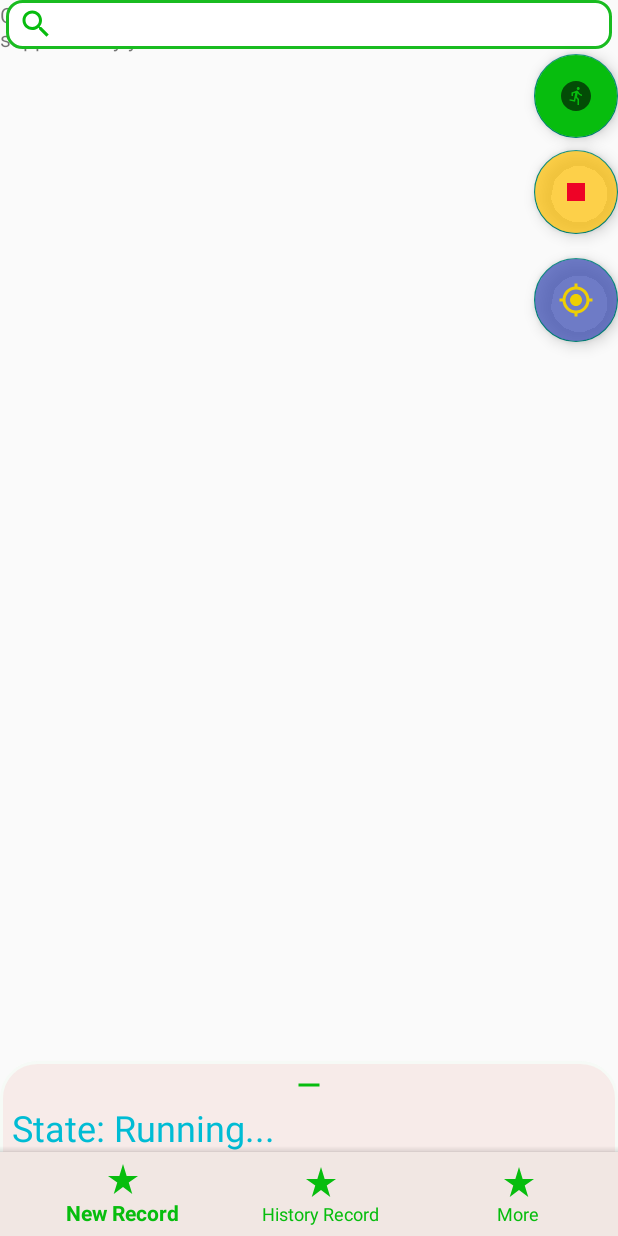
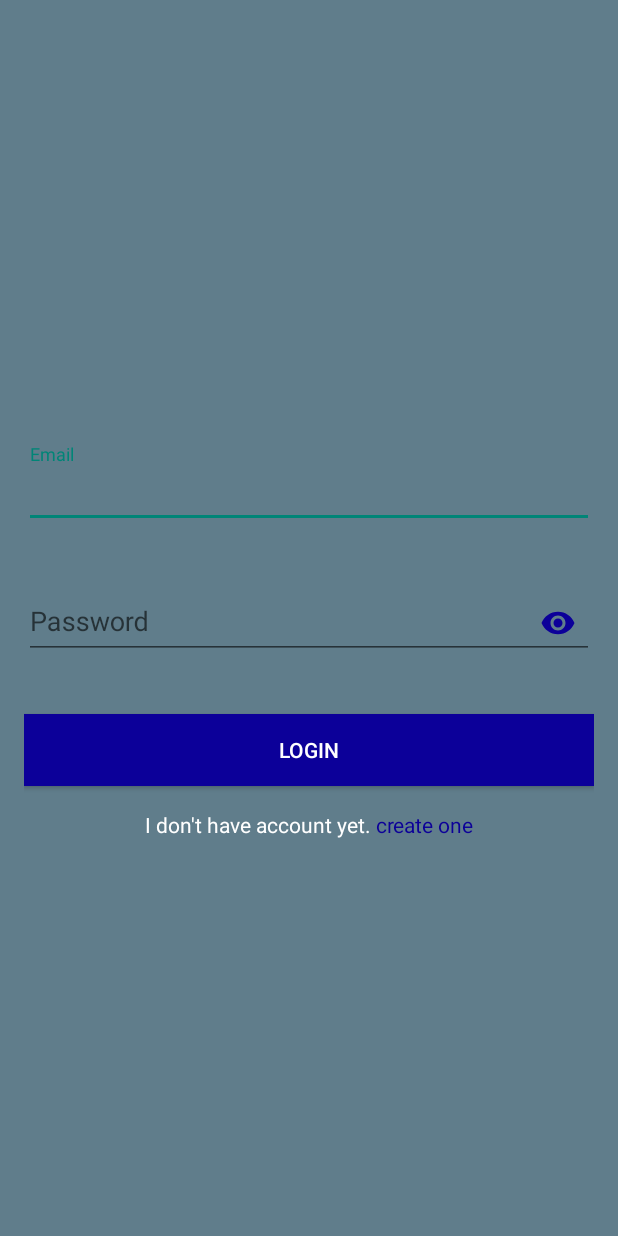
Before and after one commit to 3d-team/covi-map, an Android app: the screen it shows after launch (MainActivity before the commit, LoginActivity after it), on a phone screen of 412 x 824 dp. Run offline under Robolectric (Android 15) with nearby library versions, the phone set to English and light mode, and no system bars.

Commit message:
Handle login, register and create utilities that connects to SQLite

```diff
--- /dev/null
+++ b/app/src/main/java/com/example/covimap/LoginActivity.java
@@ -0,0 +1,115 @@
+package com.example.covimap;
+
+import androidx.appcompat.app.AppCompatActivity;
+
+import android.content.Intent;
+import android.os.Bundle;
+import android.text.Html;
+import android.text.Spanned;
+import android.view.View;
+import android.widget.Button;
+import android.widget.EditText;
+import android.widget.TextView;
+
+import com.example.covimap.model.User;
+import com.example.covimap.utils.SqliteUtil;
+import com.example.covimap.utils.Validator;
+import com.google.android.material.snackbar.Snackbar;
+import com.google.android.material.textfield.TextInputLayout;
+
+public class LoginActivity extends AppCompatActivity {
+
+    EditText editTextEmail;
+    EditText editTextPassword;
+    TextInputLayout textInputLayoutEmail;
+    TextInputLayout textInputLayoutPassword;
+    Button buttonLogin;
+    SqliteUtil sqliteUtil;
+
+    @Override
+    protected void onCreate(Bundle savedInstanceState) {
+        super.onCreate(savedInstanceState);
+        setContentView(R.layout.activity_login);
+
+        initViews();
+        initCreateAccountTextView();
+        initEventButton();
+
+        sqliteUtil = new SqliteUtil(this);
+    }
+
+    private void initViews() {
+        editTextEmail = (EditText) findViewById(R.id.editTextEmail);
+        editTextPassword = (EditText) findViewById(R.id.editTextPassword);
+        textInputLayoutEmail = (TextInputLayout) findViewById(R.id.textInputLayoutEmail);
+        textInputLayoutPassword = (TextInputLayout) findViewById(R.id.textInputLayoutPassword);
+        buttonLogin = (Button) findViewById(R.id.buttonLogin);
+    }
+
+    private void initCreateAccountTextView() {
+        TextView textViewCreateAccount = (TextView) findViewById(R.id.textViewCreateAccount);
+        textViewCreateAccount.setText(fromHtml("<font color='#ffffff'>I don't have account yet. </font><font color='#0c0099'>create one</font>"));
+        textViewCreateAccount.setOnClickListener(view -> {
+            Intent intent = new Intent(LoginActivity.this, RegisterActivity.class);
+            startActivity(intent);
+        });
+    }
+
+    @SuppressWarnings("deprecation")
+    public static Spanned fromHtml(String html) {
+        Spanned result;
+        if (android.os.Build.VERSION.SDK_INT >= android.os.Build.VERSION_CODES.N) {
+            result = Html.fromHtml(html, Html.FROM_HTML_MODE_LEGACY);
+        } else {
+            result = Html.fromHtml(html);
+        }
+        return result;
+    }
+
+    private void initEventButton() {
+        buttonLogin.setOnClickListener(view -> {
+            if (!validate()) {
+                return;
+            }
+
+            String email = editTextEmail.getText().toString();
+            String password = editTextPassword.getText().toString();
+            User currentUser = sqliteUtil.authenticate(new User(null, null, email, password));
+
+            if (currentUser != null) {
+                Snackbar.make(buttonLogin, "Successfully Logged in!", Snackbar.LENGTH_LONG).show();
+
+                Intent intent = new Intent(LoginActivity.this, MainActivity.class);
+                startActivity(intent);
+                finish();
+            } else {
+                Snackbar.make(buttonLogin, "Failed to log in , please try again", Snackbar.LENGTH_LONG).show();
+            }
+        });
+    }
+
+    public boolean validate() {
+        boolean valid = false;
+
+        String email = editTextEmail.getText().toString();
+        String password = editTextPassword.getText().toString();
+
+        if (!Validator.isEmail(email)) {
+            valid = false;
+            textInputLayoutEmail.setError("Please enter valid email!");
+        } else {
+            valid = true;
+            textInputLayoutEmail.setError(null);
+        }
+
+        if (Validator.isPassword(password)) {
+            valid = true;
+            textInputLayoutPassword.setError(null);
+        } else {
+            valid = false;
+            textInputLayoutPassword.setError("Please enter valid password!");
+        }
+
+        return valid;
+    }
+}
--- /dev/null
+++ b/app/src/main/java/com/example/covimap/config/Config.java
@@ -0,0 +1,6 @@
+package com.example.covimap.config;
+
+public class Config {
+    public static final int USERNAME_LENGTH = 5;
+    public static final int PASSWORD_LENGTH = 5;
+}
--- /dev/null
+++ b/app/src/main/java/com/example/covimap/utils/SqliteUtil.java
@@ -0,0 +1,90 @@
+package com.example.covimap.utils;
+
+import android.content.ContentValues;
+import android.content.Context;
+import android.database.Cursor;
+import android.database.sqlite.SQLiteDatabase;
+import android.database.sqlite.SQLiteOpenHelper;
+
+import com.example.covimap.model.User;
+
+public class SqliteUtil extends SQLiteOpenHelper {
+
+    public static final String DATABASE_NAME = "covimap";
+    public static final int DATABASE_VERSION = 1;
+    public static final String TABLE_USERS = "users";
+    public static final String KEY_ID = "id";
+    public static final String KEY_USER_NAME = "username";
+    public static final String KEY_EMAIL = "email";
+    public static final String KEY_PASSWORD = "password";
+    public static final String SQL_TABLE_USERS = " CREATE TABLE " + TABLE_USERS
+            + " ( "
+            + KEY_ID + " INTEGER PRIMARY KEY, "
+            + KEY_USER_NAME + " TEXT, "
+            + KEY_EMAIL + " TEXT, "
+            + KEY_PASSWORD + " TEXT"
+            + " ) ";
+
+
+    public SqliteUtil(Context context) {
+        super(context, DATABASE_NAME, null, DATABASE_VERSION);
+    }
+
+    @Override
+    public void onCreate(SQLiteDatabase sqLiteDatabase) {
+        sqLiteDatabase.execSQL(SQL_TABLE_USERS);
+    }
+
+    @Override
+    public void onUpgrade(SQLiteDatabase sqLiteDatabase, int i, int i1) {
+        sqLiteDatabase.execSQL(" DROP TABLE IF EXISTS " + TABLE_USERS);
+    }
+
+    public long addUser(User user) {
+        SQLiteDatabase db = this.getWritableDatabase();
+        ContentValues values = new ContentValues();
+
+        values.put(KEY_USER_NAME, user.userName);
+        values.put(KEY_EMAIL, user.email);
+        values.put(KEY_PASSWORD, user.password);
+
+        return db.insert(TABLE_USERS, null, values);
+    }
+
+    public User authenticate(User user) {
+        SQLiteDatabase db = this.getReadableDatabase();
+        Cursor cursor = db.query(TABLE_USERS,// Selecting Table
+                new String[]{KEY_ID, KEY_USER_NAME, KEY_EMAIL, KEY_PASSWORD},//Selecting columns want to query
+                KEY_EMAIL + "=?",
+                new String[]{user.email},//Where clause
+                null, null, null);
+
+        if (cursor != null && cursor.moveToFirst()) {
+            //if cursor has value then in user database there is user associated with this given email
+            User user1 = new User(cursor.getString(0), cursor.getString(1), cursor.getString(2), cursor.getString(3));
+
+            //Match both passwords check they are same or not
+            if (user.password.equalsIgnoreCase(user1.password)) {
+                return user1;
+            }
+        }
+
+        return null;
+    }
+
+    public boolean isEmailExists(String email) {
+        SQLiteDatabase db = this.getReadableDatabase();
+        Cursor cursor = db.query(TABLE_USERS,// Selecting Table
+                new String[]{KEY_ID, KEY_USER_NAME, KEY_EMAIL, KEY_PASSWORD},//Selecting columns want to query
+                KEY_EMAIL + "=?",
+                new String[]{email},//Where clause
+                null, null, null);
+
+        if (cursor != null && cursor.moveToFirst()) {
+            //if cursor has value then in user database there is user associated with this given email so return true
+            return true;
+        }
+
+        return false;
+    }
+}
--- /dev/null
+++ b/app/src/main/res/layout/activity_login.xml
@@ -0,0 +1,75 @@
+<ScrollView xmlns:android="http://schemas.android.com/apk/res/android"
+    xmlns:app="http://schemas.android.com/apk/res-auto"
+    xmlns:tools="http://schemas.android.com/tools"
+    android:layout_width="match_parent"
+    android:layout_height="match_parent"
+    android:background="@color/colorPrimary"
+    android:fitsSystemWindows="true">
+
+    <LinearLayout
+        android:layout_width="match_parent"
+        android:layout_height="wrap_content"
+        android:layout_gravity="center_vertical"
+        android:layout_marginLeft="16dp"
+        android:layout_marginRight="16dp"
+        android:orientation="vertical">
+
+        <ImageView
+            android:id="@+id/imageView"
+            android:layout_width="wrap_content"
+            android:layout_height="wrap_content"
+            android:layout_gravity="center_horizontal"
+            android:layout_margin="16dp"
+            />
+
+        <com.google.android.material.textfield.TextInputLayout
+            android:id="@+id/textInputLayoutEmail"
+            android:layout_width="match_parent"
+            android:layout_height="wrap_content"
+            android:layout_marginTop="16dp"
+            app:errorEnabled="true">
+
+            <com.google.android.material.textfield.TextInputEditText
+                android:id="@+id/editTextEmail"
+                android:layout_width="match_parent"
+                android:layout_height="wrap_content"
+                android:hint="@string/email"
+                android:inputType="textEmailAddress" />
+        </com.google.android.material.textfield.TextInputLayout>
+
+        <com.google.android.material.textfield.TextInputLayout
+            android:id="@+id/textInputLayoutPassword"
+            android:layout_width="match_parent"
+            android:layout_height="wrap_content"
+            android:layout_marginTop="8dp"
+            app:errorEnabled="true"
+            app:passwordToggleEnabled="true"
+            app:passwordToggleTint="@color/colorAccent">
+
+            <com.google.android.material.textfield.TextInputEditText
+                android:id="@+id/editTextPassword"
+                android:layout_width="match_parent"
+                android:layout_height="wrap_content"
+                android:hint="@string/password"
+                android:inputType="textPassword" />
+        </com.google.android.material.textfield.TextInputLayout>
+
+        <Button
+            android:id="@+id/buttonLogin"
+            android:layout_width="match_parent"
+            android:layout_height="wrap_content"
+            android:layout_gravity="center_horizontal"
+            android:layout_marginTop="16dp"
+            android:background="@color/colorAccent"
+            android:text="@string/login"
+            android:textColor="@android:color/white" />
+
+        <TextView
+            android:id="@+id/textViewCreateAccount"
+            android:layout_width="match_parent"
+            android:layout_height="wrap_content"
+            android:layout_marginBottom="16dp"
+            android:layout_marginTop="16dp"
+            android:gravity="center_horizontal" />
+    </LinearLayout>
+</ScrollView>
--- a/app/src/main/res/values/colors.xml
+++ b/app/src/main/res/values/colors.xml
@@ -10,5 +10,7 @@
     <color name="bottom_menu">#F1E7E3</color>
     <color name="bottom_sheet">#80F6E6E2</color>
     <color name="main_theme_color">#19BC20</color>
-<!--    <color name="menu_bar_color">#FFEB3B</color>-->
+    <color name="colorPrimary">#607d8b</color>
+    <color name="colorPrimaryDark">#455a64</color>
+    <color name="colorAccent">#0c0099</color>
 </resources>
--- a/app/src/main/res/values/strings.xml
+++ b/app/src/main/res/values/strings.xml
@@ -1,4 +1,14 @@
 <resources>
     <string name="app_name">CoviMap</string>
     <string name="map_api_key">AIzaSyDE1hSjk381yOSSqnR9khTVsNdg9A83tYE</string>
+
+    <string name="create_account">
+        <font color="#00ff00">text</font>
+    </string>
+    <string name="email">Email</string>
+    <string name="password">Password</string>
+    <string name="login">Login</string>
+    <string name="username">Username</string>
+    <string name="register">Register</string>
+    <string name="back_to_login">Back to Login</string>
 </resources>
```
Also changed, not shown: app/src/main/AndroidManifest.xml (+11 -2 lines), app/src/main/java/com/example/covimap/RegisterActivity.java (added, +108 -0 lines), app/src/main/java/com/example/covimap/model/Route.java (added, +16 -0 lines), app/src/main/java/com/example/covimap/model/User.java (added, +16 -0 lines), app/src/main/java/com/example/covimap/utils/Validator.java (added, +18 -0 lines), app/src/main/res/layout/activity_register.xml (added, +93 -0 lines), 1 other file.
